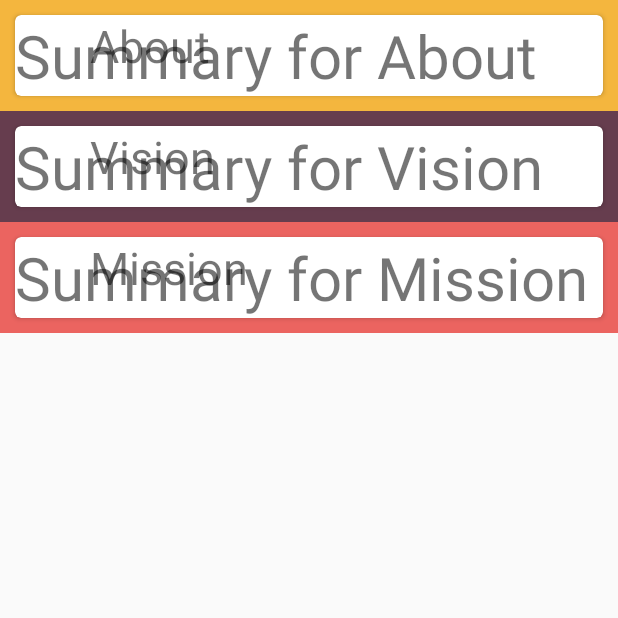
After one commit to rensamatar/nabun-upgrade, an Android app: the CustomSelectListView screen opened directly, with no data from a screen before it, on a phone screen of 412 x 824 dp, the top half of it. The commit adds this screen. Run offline under Robolectric (Android 15) with nearby library versions, the phone set to English and light mode, and no system bars.

Commit message:
implement listview for selected

```diff
--- a/app/src/main/AndroidManifest.xml
+++ b/app/src/main/AndroidManifest.xml
@@ -23,6 +23,8 @@
                   android:label="Nabun" />
         <activity android:name=".EventViewActivity"
                   android:label="Nabun" />
+        <activity android:name="com.nabun_upgrade.utility.CustomSelectListView"
+                  android:label="Nabun" />
     </application>
 
 </manifest>
--- a/app/src/main/java/com/nabun_upgrade/adapter/EventAdapter.java
+++ b/app/src/main/java/com/nabun_upgrade/adapter/EventAdapter.java
@@ -133,7 +133,7 @@ public class EventAdapter extends RecyclerView.Adapter<EventAdapter.ViewHolder>
             Intent intent = new Intent(mContext, EventViewActivity.class);
             intent.putExtra(EventViewActivity.EVENT_DATA, event);
             mContext.startActivity(intent);
-            activity.overridePendingTransition(R.anim.slide_in_right, R.anim.slide_out_right);
+            activity.overridePendingTransition(R.anim.push_out_left, R.anim.pull_in_right);
         }
     }
 
--- a/app/src/main/java/com/nabun_upgrade/fragment/EventFragment.java
+++ b/app/src/main/java/com/nabun_upgrade/fragment/EventFragment.java
@@ -86,11 +86,6 @@ public class EventFragment extends Fragment {
             }
         });
 
-
-        final CustomProgressDialog pDialog = new CustomProgressDialog(getActivity());
-        pDialog.setHeaderText("Loading...");
-        pDialog.show();
-
         return rootView;
     }
 
--- a/app/src/main/java/com/nabun_upgrade/fragment/HomeFragment.java
+++ b/app/src/main/java/com/nabun_upgrade/fragment/HomeFragment.java
@@ -16,6 +16,7 @@ import android.widget.TextView;
 
 import com.nabun_upgrade.nabun.CareerViewActivity;
 import com.nabun_upgrade.nabun.R;
+import com.nabun_upgrade.utility.CustomSelectListView;
 
 import java.util.ArrayList;
 import java.util.HashMap;
@@ -82,8 +83,8 @@ public class HomeFragment extends Fragment {
         listView.setOnItemClickListener(new AdapterView.OnItemClickListener() {
             @Override
             public void onItemClick(AdapterView<?> parent, View view, int position, long id) {
-                //Intent intent = new Intent(getActivity(), CareerViewActivity.class);
-                //getActivity().startActivity(intent);
+                Intent intent = new Intent(getActivity(), CustomSelectListView.class);
+                getActivity().startActivity(intent);
             }
         });
 
--- a/app/src/main/java/com/nabun_upgrade/nabun/EventViewActivity.java
+++ b/app/src/main/java/com/nabun_upgrade/nabun/EventViewActivity.java
@@ -69,7 +69,7 @@ public class EventViewActivity extends AppCompatActivity {
         switch (item.getItemId()) {
             case android.R.id.home:
                 finish();
-                overridePendingTransition(R.anim.animation_enter, R.anim.animation_leave);
+                overridePendingTransition(R.anim.pull_in_right, R.anim.push_out_left);
                 return true;
             default: return super.onOptionsItemSelected(item);
         }
--- /dev/null
+++ b/app/src/main/java/com/nabun_upgrade/utility/CustomSelectListView.java
@@ -0,0 +1,119 @@
+package com.nabun_upgrade.utility;
+
+import android.app.Activity;
+import android.app.ListActivity;
+import android.content.Context;
+import android.os.Bundle;
+import android.os.PersistableBundle;
+import android.util.Log;
+import android.view.LayoutInflater;
+import android.view.View;
+import android.view.ViewGroup;
+import android.widget.AdapterView;
+import android.widget.ArrayAdapter;
+import android.widget.ImageView;
+import android.widget.ListView;
+import android.widget.TextView;
+import android.widget.Toast;
+
+import com.nabun_upgrade.nabun.R;
+
+import java.util.ArrayList;
+import java.util.HashMap;
+import java.util.List;
+import java.util.Map;
+
+/**
+ * Created by admin on 10/12/2015.
+ */
+public class CustomSelectListView extends Activity {
+
+    public static final String _COLOR = "color";
+    public static final String _TITLE = "title";
+    public static final String _SYMBOL = "symbol";
+    protected List<Map<String, Integer>> mStationList;
+    private StationAdapter stationAdapter;
+
+    @Override
+    public void onCreate(Bundle savedInstanceState) {
+        super.onCreate(savedInstanceState);
+        setContentView(R.layout.custom_select_list_view);
+
+        Map<String, Integer> map;
+        mStationList = new ArrayList<>();
+
+        int[] colors = {
+                R.color.saffron,
+                R.color.eggplant,
+                R.color.sienna};
+
+        int[] titles = {
+                R.string.home_about,
+                R.string.home_vision,
+                R.string.home_mission};
+
+        int[] summary = {
+                R.string.home_sub_about,
+                R.string.home_sub_vision,
+                R.string.home_sub_mission};
+
+        for (int i = 0; i < colors.length; i++) {
+            map = new HashMap<>();
+            map.put(_COLOR, colors[i]);
+            map.put(_TITLE, titles[i]);
+            map.put(_SYMBOL, summary[i]);
+            mStationList.add(map);
+        }
+
+        stationAdapter = new StationAdapter(this, R.layout.custom_select_list_view_item, mStationList);
+
+        ListView listview = (ListView) findViewById(R.id.list_selected);
+        listview.setAdapter(stationAdapter);
+        listview.setOnItemClickListener(new AdapterView.OnItemClickListener() {
+            @Override
+            public void onItemClick(AdapterView<?> parent, View view, int position, long id) {
+                finish();
+            }
+        });
+
+        Log.d("", "station list " + mStationList.size());
+
+    }
+
+    class StationAdapter extends ArrayAdapter<Map<String, Integer>> {
+
+        private final LayoutInflater mInflater;
+        private final List<Map<String, Integer>> mData;
+
+        public StationAdapter(Context context,int resID, List<Map<String, Integer>> data) {
+            super(context, resID, data);
+            mData = data;
+            mInflater = LayoutInflater.from(context);
+        }
+
+        @Override
+        public View getView(int position, View convertView, ViewGroup parent) {
+            final ViewHolder viewHolder;
+            if (convertView == null) {
+                viewHolder = new ViewHolder();
+                convertView = mInflater.inflate(R.layout.custom_select_list_view_item, parent, false);
+                viewHolder.titleText = (TextView) convertView.findViewById(R.id.title_text);
+                viewHolder.symbolText = (TextView) convertView.findViewById(R.id.symbol_text);
+
+                convertView.setTag(viewHolder);
+            } else {
+                viewHolder = (ViewHolder) convertView.getTag();
+            }
+
+            convertView.setBackgroundResource(mData.get(position).get(_COLOR));
+            viewHolder.titleText.setText(mData.get(position).get(_TITLE));
+            viewHolder.symbolText.setText(mData.get(position).get(_SYMBOL));
+            return convertView;
+        }
+
+        class ViewHolder {
+            TextView titleText;
+            TextView symbolText;
+        }
+    }
+}
--- /dev/null
+++ b/app/src/main/res/anim/pull_in_left.xml
@@ -0,0 +1,7 @@
+<?xml version="1.0" encoding="utf-8"?>
+<translate xmlns:android="http://schemas.android.com/apk/res/android"
+           android:duration="300"
+           android:fromXDelta="-100%"
+           android:toXDelta="0%"
+           android:interpolator="@android:anim/decelerate_interpolator"
+  />
--- /dev/null
+++ b/app/src/main/res/anim/pull_in_right.xml
@@ -0,0 +1,7 @@
+<?xml version="1.0" encoding="utf-8"?>
+<translate xmlns:android="http://schemas.android.com/apk/res/android"
+           android:duration="300"
+           android:fromXDelta="100%"
+           android:toXDelta="0%"
+           android:interpolator="@android:anim/decelerate_interpolator"
+  />
--- /dev/null
+++ b/app/src/main/res/anim/push_out_left.xml
@@ -0,0 +1,6 @@
+<?xml version="1.0" encoding="utf-8"?>
+<translate xmlns:android="http://schemas.android.com/apk/res/android"
+           android:duration="300"
+           android:fromXDelta="0%"
+           android:interpolator="@android:anim/decelerate_interpolator"
+           android:toXDelta="-100%" />
--- /dev/null
+++ b/app/src/main/res/anim/push_out_right.xml
@@ -0,0 +1,6 @@
+<?xml version="1.0" encoding="utf-8"?>
+<translate xmlns:android="http://schemas.android.com/apk/res/android"
+           android:duration="300"
+           android:fromXDelta="0%"
+           android:interpolator="@android:anim/decelerate_interpolator"
+           android:toXDelta="100%" />
--- /dev/null
+++ b/app/src/main/res/layout/custom_select_list_view.xml
@@ -0,0 +1,16 @@
+<?xml version="1.0" encoding="utf-8"?>
+<LinearLayout xmlns:android="http://schemas.android.com/apk/res/android"
+              android:orientation="vertical"
+              android:layout_width="match_parent"
+              android:layout_height="match_parent">
+
+  <ListView
+    android:id="@+id/list_selected"
+    android:layout_width="match_parent"
+    android:layout_height="match_parent"
+    android:divider="@null"
+    android:dividerHeight="0dp"
+    android:scrollbars="none"
+    android:fadingEdge="none"/>
+
+</LinearLayout>
--- /dev/null
+++ b/app/src/main/res/layout/custom_select_list_view_item.xml
@@ -0,0 +1,30 @@
+<?xml version="1.0" encoding="utf-8"?>
+<LinearLayout xmlns:android="http://schemas.android.com/apk/res/android"
+              android:orientation="horizontal"
+              android:layout_width="match_parent"
+              android:layout_height="wrap_content">
+
+  <android.support.v7.widget.CardView
+    android:layout_margin="10dp"
+    xmlns:card_view="http://schemas.android.com/apk/res-auto"
+    android:id="@+id/card_view"
+    android:layout_gravity="center"
+    android:layout_width="match_parent"
+    android:layout_height="wrap_content"
+    card_view:cardCornerRadius="4dp">
+  <TextView
+    android:id="@+id/symbol_text"
+    android:layout_width="wrap_content"
+    android:layout_height="wrap_content"
+    android:text="CEN"
+    android:textSize="40dp"/>
+
+  <TextView
+    android:id="@+id/title_text"
+    android:layout_width="wrap_content"
+    android:layout_height="wrap_content"
+    android:text="Siam"
+    android:layout_marginLeft="50dp"
+    android:textSize="30dp"/>
+  </android.support.v7.widget.CardView>
+</LinearLayout>
```
Also changed, not shown: 1 other file.
